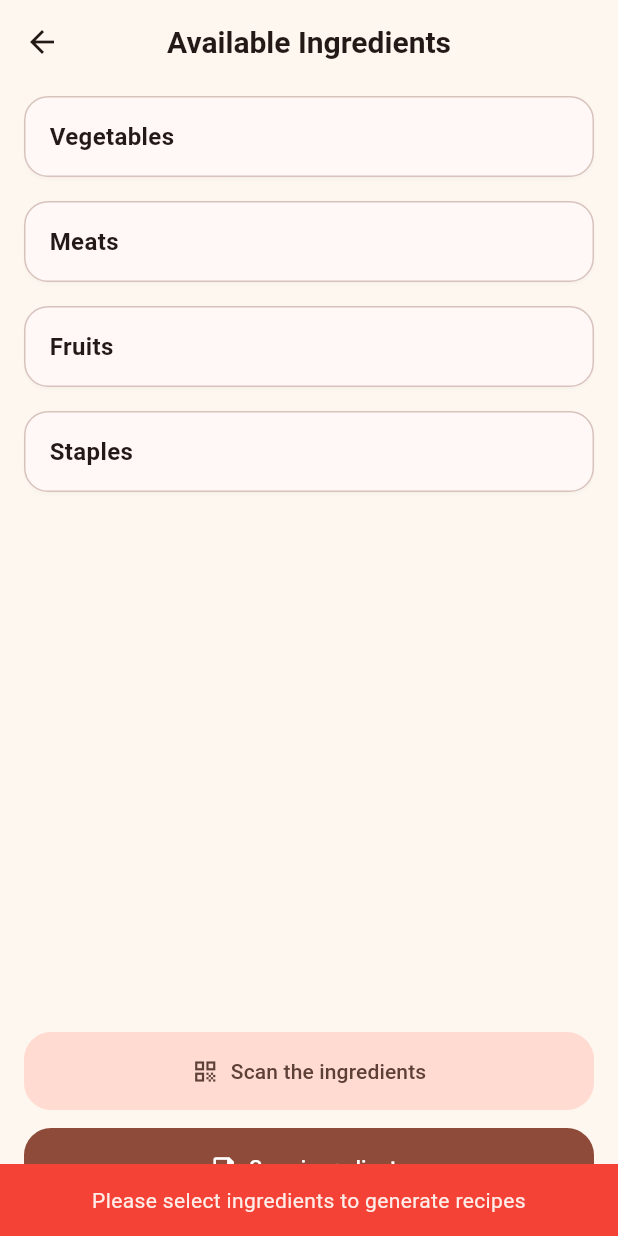
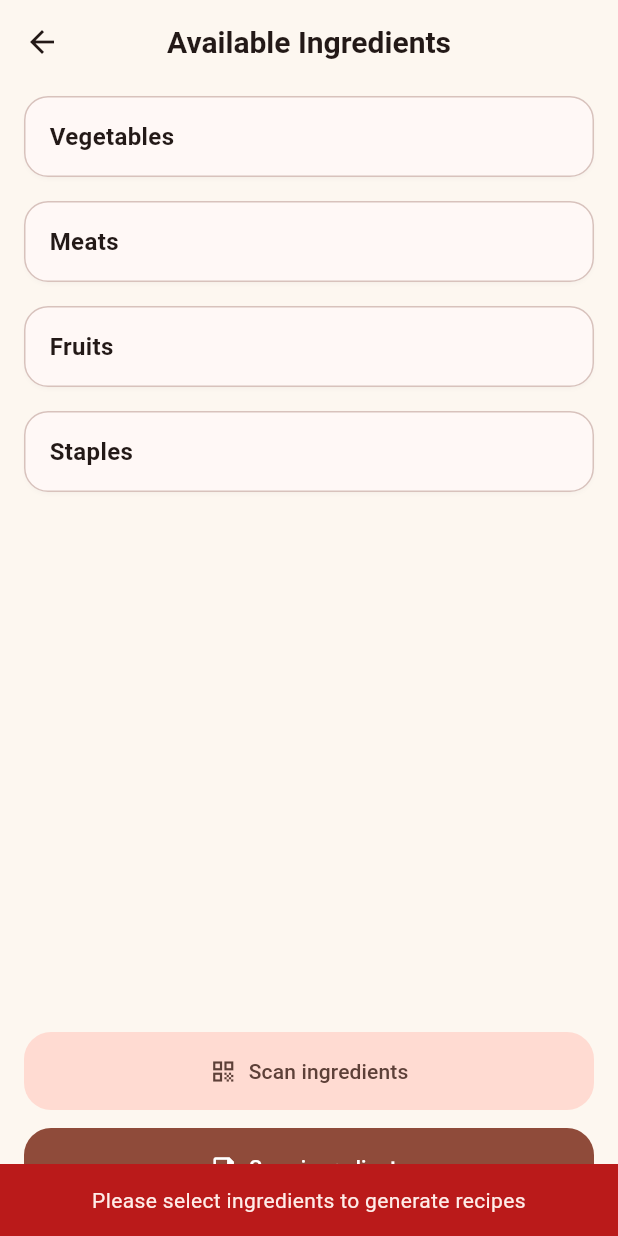
Before and after one commit to Majall/Shi-Cuisine, a Flutter app: the AvailableIngredientsScreen screen opened directly, after a tap on "Save ingredients", on a phone screen of 412 x 824 dp. Run offline on Flutter 3.47's test engine with Material 3 defaults, Android fonts, the phone set to English and light mode, and no system bars; our stand-ins replace google_nav_bar, iconsax; Roboto replaces fonts that are missing (Times New Roman).

Commit message:
Align ingredient labels with theme
Agent-Logs-Url: https://github.com/Majall/Shi-Cuisine/sessions/aff7cffe-ec65-4496-8ce8-4a86dbd5eaac

Co-authored-by: Majall <145158952+Majall@users.noreply.github.com>

```diff
--- a/frontend/lib/pages/available_ingredients_screen.dart
+++ b/frontend/lib/pages/available_ingredients_screen.dart
@@ -293,7 +293,7 @@ class _AvailableIngredientsScreenState
                       // Placeholder for scanner
                     },
                     icon: const Icon(Icons.qr_code),
-                    label: const Text('Scan the ingredients'),
+                    label: const Text('Scan ingredients'),
                   ),
                 ),
                 const SizedBox(height: 12),
@@ -304,12 +304,12 @@ class _AvailableIngredientsScreenState
                       // Placeholder for recipe generation
                       if (_selectedIngredients.isEmpty) {
                         ScaffoldMessenger.of(context).showSnackBar(
-                          const SnackBar(
-                            content: Text(
+                          SnackBar(
+                            content: const Text(
                               'Please select ingredients to generate recipes',
                               textAlign: TextAlign.center,
                             ),
-                            backgroundColor: Colors.red,
+                            backgroundColor: colorScheme.error,
                           ),
                         );
                       } else {
```
